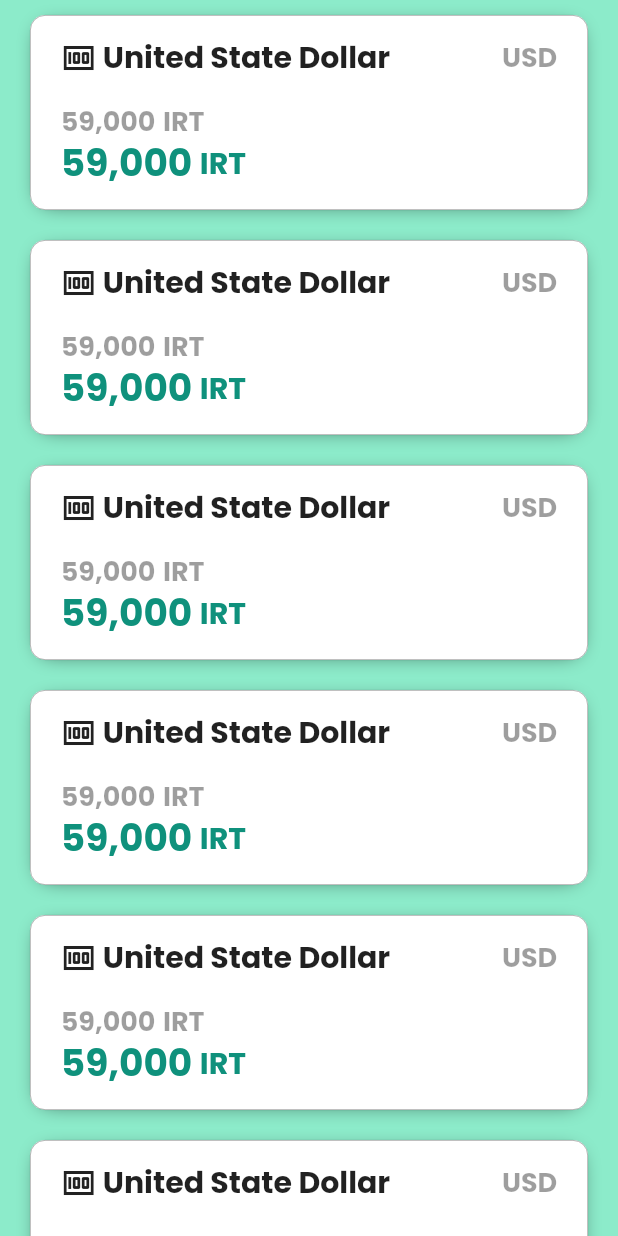
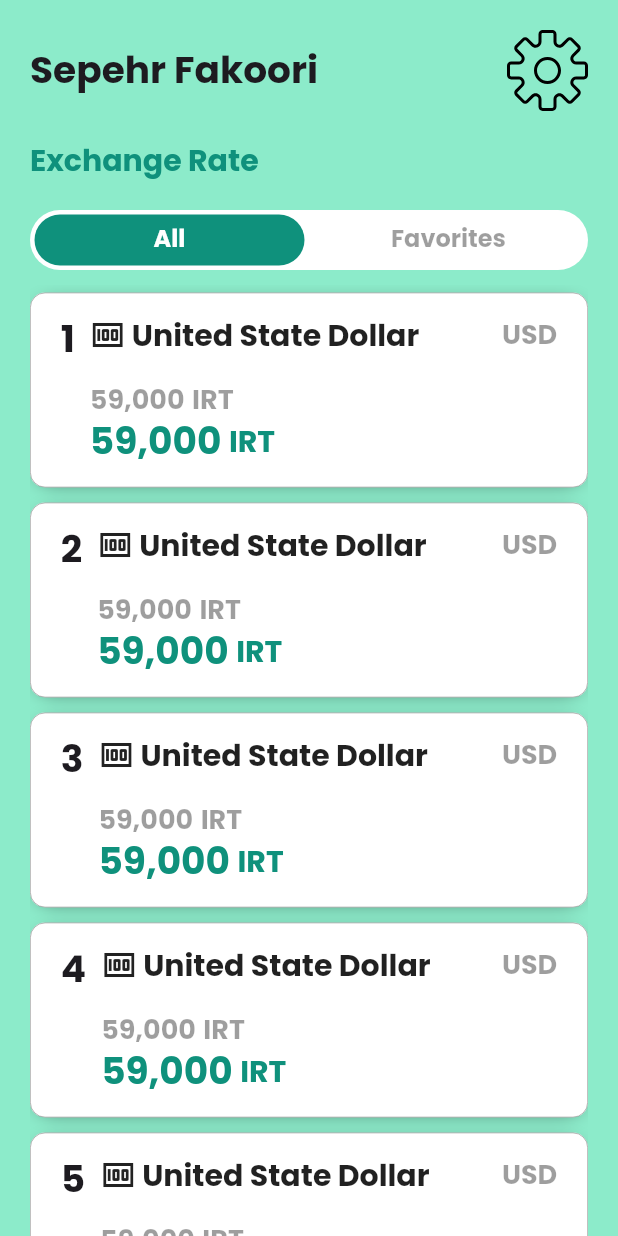
Before and after one commit to SepehrFakoori/currency_exchange_rate_flutter_app, a Flutter app: the screen it shows after launch, on a phone screen of 412 x 824 dp. Run offline on Flutter 3.47's test engine with Material 3 defaults, Android fonts, the phone set to English and light mode, and no system bars; our stand-ins replace flutter_svg, google_fonts.

Commit message:
Update homeScreen UI

```diff
--- a/lib/screens/home_screen.dart
+++ b/lib/screens/home_screen.dart
@@ -1,40 +1,150 @@
 import 'package:currency_exchange_rate_app_flutter/constants/app_colors.dart';
 import 'package:flutter/material.dart';
+import 'package:flutter_svg/flutter_svg.dart';
 
-class HomeScreen extends StatelessWidget {
+class HomeScreen extends StatefulWidget {
   const HomeScreen({super.key});
+
+  @override
+  State<HomeScreen> createState() => _HomeScreenState();
+}
+
+class _HomeScreenState extends State<HomeScreen>
+    with SingleTickerProviderStateMixin {
+  TabController? _tabController;
+
+  @override
+  void initState() {
+    super.initState();
+    _tabController = TabController(length: 2, vsync: this);
+  }
 
   @override
   Widget build(BuildContext context) {
     return Scaffold(
       backgroundColor: AppColors.backgroundColor,
       body: SafeArea(
-        child: CustomScrollView(
+        child: Padding(
+          padding: const EdgeInsets.symmetric(horizontal: 20),
+          child: Column(
+            crossAxisAlignment: CrossAxisAlignment.start,
+            children: [
+              const SizedBox(height: 20),
+              Row(
+                mainAxisAlignment: MainAxisAlignment.spaceBetween,
+                children: [
+                  Text(
+                    "Sepehr Fakoori",
+                    style: Theme.of(context).textTheme.headlineLarge,
+                  ),
+                  SvgPicture.asset("assets/images/settings.svg"),
+                ],
+              ),
+              const SizedBox(height: 20),
+              Text(
+                "Exchange Rate",
+                style: Theme.of(context).textTheme.headlineMedium!.copyWith(
+                      color: AppColors.priceColor,
+                    ),
+              ),
+              const SizedBox(height: 20),
+              TabBarContainer(tabController: _tabController),
+              const SizedBox(
+                height: 10,
+              ),
+              Expanded(
+                child: TabBarView(
+                  controller: _tabController,
+                  children: [
+                    CustomScrollView(
                       slivers: [
                         SliverList(
                           delegate: SliverChildBuilderDelegate(
                             (context, index) {
-                  return const CardContainer();
+                              return CardContainer(index);
                             },
                             childCount: 10,
                           ),
                         ),
                       ],
                     ),
+                    CustomScrollView(
+                      slivers: [
+                        SliverList(
+                          delegate: SliverChildBuilderDelegate(
+                            (context, index) {
+                              return CardContainer(index);
+                            },
+                            childCount: 10,
+                          ),
+                        ),
+                      ],
+                    ),
+                  ],
+                ),
+              ),
+            ],
+          ),
+        ),
+      ),
+    );
+  }
+}
+
+class TabBarContainer extends StatelessWidget {
+  const TabBarContainer({
+    super.key,
+    required TabController? tabController,
+  }) : _tabController = tabController;
+
+  final TabController? _tabController;
+
+  @override
+  Widget build(BuildContext context) {
+    return Container(
+      height: 40,
+      decoration: BoxDecoration(
+        color: Colors.white,
+        borderRadius: BorderRadius.circular(25),
+      ),
+      child: TabBar(
+        controller: _tabController,
+        labelColor: Colors.white,
+        labelStyle:
+            Theme.of(context).textTheme.headlineSmall!.copyWith(fontSize: 16),
+        unselectedLabelColor: AppColors.lowEmphasisColor,
+        indicator: BoxDecoration(
+          borderRadius: BorderRadius.circular(25),
+          color: AppColors.priceColor,
+        ),
+        indicatorPadding: const EdgeInsets.all(3),
+        dividerColor: Colors.transparent,
+        indicatorSize: TabBarIndicatorSize.tab,
+        tabs: const [
+          Tab(
+            text: "All",
+          ),
+          Tab(
+            text: "Favorites",
+          ),
+        ],
       ),
     );
   }
 }
 
 class CardContainer extends StatelessWidget {
-  const CardContainer({
+  final int index;
+
+  const CardContainer(
+    this.index, {
     super.key,
   });
 
   @override
   Widget build(BuildContext context) {
     return Container(
-      margin: const EdgeInsets.symmetric(horizontal: 20, vertical: 10),
+      margin: const EdgeInsets.symmetric(vertical: 5),
       padding: const EdgeInsets.symmetric(horizontal: 20, vertical: 15),
       height: 130,
       decoration: BoxDecoration(
@@ -53,6 +163,15 @@ class CardContainer extends StatelessWidget {
           ),
         ],
       ),
+      child: Row(
+        crossAxisAlignment: CrossAxisAlignment.start,
+        children: [
+          Text(
+            "${index + 1}",
+            style: Theme.of(context).textTheme.headlineLarge,
+          ),
+          const SizedBox(width: 10),
+          Expanded(
             child: Column(
               children: [
                 Row(
@@ -64,8 +183,10 @@ class CardContainer extends StatelessWidget {
                           const SizedBox(width: 4),
                           Text(
                             "United State Dollar",
-                      style:
-                          Theme.of(context).textTheme.headlineMedium!.copyWith(
+                            style: Theme.of(context)
+                                .textTheme
+                                .headlineMedium!
+                                .copyWith(
                                   color: AppColors.highEmphasisColor,
                                 ),
                           ),
@@ -74,7 +195,8 @@ class CardContainer extends StatelessWidget {
                     ),
                     Text(
                       "USD",
-                style: Theme.of(context).textTheme.headlineSmall!.copyWith(
+                      style:
+                          Theme.of(context).textTheme.headlineSmall!.copyWith(
                                 color: AppColors.lowEmphasisColor,
                               ),
                     ),
@@ -86,14 +208,16 @@ class CardContainer extends StatelessWidget {
                   children: [
                     Text(
                       "59,000",
-                style: Theme.of(context).textTheme.headlineSmall!.copyWith(
+                      style:
+                          Theme.of(context).textTheme.headlineSmall!.copyWith(
                                 color: Colors.black.withOpacity(0.38),
                               ),
                     ),
                     const SizedBox(width: 5),
                     Text(
                       "IRT",
-                style: Theme.of(context).textTheme.headlineSmall!.copyWith(
+                      style:
+                          Theme.of(context).textTheme.headlineSmall!.copyWith(
                                 color: AppColors.lowEmphasisColor,
                               ),
                     ),
@@ -104,14 +228,16 @@ class CardContainer extends StatelessWidget {
                   children: [
                     Text(
                       "59,000",
-                style: Theme.of(context).textTheme.headlineLarge!.copyWith(
+                      style:
+                          Theme.of(context).textTheme.headlineLarge!.copyWith(
                                 color: AppColors.priceColor,
                               ),
                     ),
                     const SizedBox(width: 5),
                     Text(
                       "IRT",
-                style: Theme.of(context).textTheme.headlineMedium!.copyWith(
+                      style:
+                          Theme.of(context).textTheme.headlineMedium!.copyWith(
                                 color: AppColors.priceColor,
                               ),
                     ),
@@ -119,6 +245,9 @@ class CardContainer extends StatelessWidget {
                 ),
               ],
             ),
+          ),
+        ],
+      ),
     );
   }
 }
```
Lines whose indentation alone changed are shown as unchanged.
